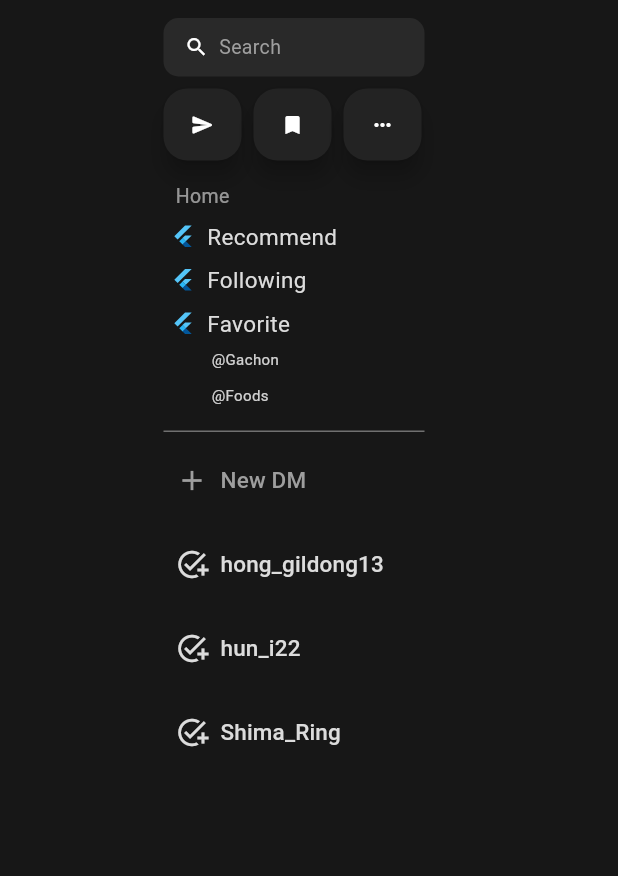
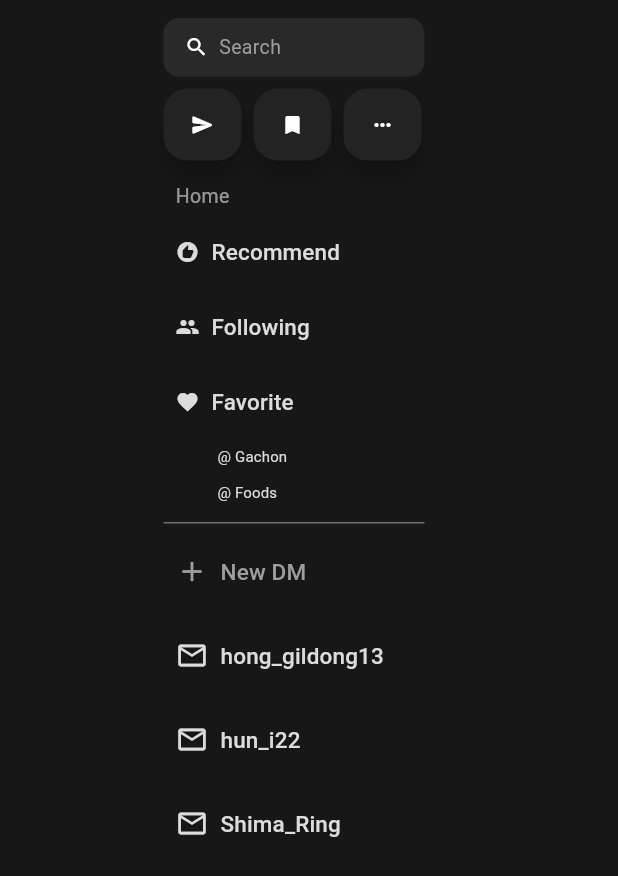
Before and after one commit to MrPiclu/DB-TermProject5, a Flutter app: the screen it shows after launch, on a phone screen of 412 x 824 dp. Shown: the top 876 px of the screen. Run offline on Flutter 3.47's test engine with Material 3 defaults, Android fonts, the light colour scheme and no system bars; Roboto replaces fonts that are missing (ABeeZee).

Commit message:
Remove build

```diff
--- a/lib/theme/size.dart
+++ b/lib/theme/size.dart
@@ -1,7 +1,9 @@
 import 'package:flutter/material.dart';
 
-const fontSize1 = 13.0;
-const fontSize2 = 15.0;
+const fontSize1 = 10.0;
+const fontSize2 = 13.0;
+const fontSize3 = 15.0;
 
 const iconSize1 = 12.0;
 const iconSize2 = 16.0;
+const iconSize3 = 22.0;
--- a/lib/widgets/custom_container.dart
+++ b/lib/widgets/custom_container.dart
@@ -44,13 +44,13 @@ class _CustomContainerState extends State<CustomContainer> {
           const SizedBox(height: 8),
           _buildSolidLine(1.0),
           const SizedBox(height: 8),
-          _buildTextButton(Icons.add,'New DM', textColor2),
+          _buildTextButton(Icons.add,'New DM', textColor2, iconSize3),
           const SizedBox(height: 8),
-          _buildTextButton(Icons.add_task_sharp, 'hong_gildong13', textColor1),
+          _buildTextButton(Icons.mail_outline, 'hong_gildong13', textColor1, iconSize3),
           const SizedBox(height: 8),
-          _buildTextButton(Icons.add_task_sharp, 'hun_i22', textColor1),
+          _buildTextButton(Icons.mail_outline, 'hun_i22', textColor1, iconSize3),
           const SizedBox(height: 8),
-          _buildTextButton(Icons.add_task_sharp, 'Shima_Ring', textColor1),
+          _buildTextButton(Icons.mail_outline, 'Shima_Ring', textColor1, iconSize3),
           _buildIconRowForDarkMode(),
         ],
       ),
@@ -58,7 +58,9 @@ class _CustomContainerState extends State<CustomContainer> {
   }
 
   Widget _buildSearchBar(BuildContext context) {
-    return Container(
+    return InkWell(
+      onTap: (){print('hello');},
+      child: Container(
         width: double.infinity,
         padding: const EdgeInsets.only(
           top: 10,
@@ -81,12 +83,13 @@ class _CustomContainerState extends State<CustomContainer> {
                 'Search',
                 style: TextStyle(
                   color: textColor2,
-                fontSize: fontSize1,
+                  fontSize: fontSize2,
                   fontFamily: 'ABeeZee',
                 ),
               ),
             ),
           ],
+        ),
       ),
     );
   }
@@ -111,6 +114,7 @@ class _CustomContainerState extends State<CustomContainer> {
         ]
     );
   }
+
   Widget _buildIconRowForDarkMode() {
     return Expanded(
       child: Row(
@@ -149,42 +153,17 @@ class _CustomContainerState extends State<CustomContainer> {
                 'Home',
                 style: TextStyle(
                   color: Colors.white.withOpacity(0.55),
-                  fontSize: fontSize1,
+                  fontSize: fontSize2,
                   fontFamily: 'ABeeZee',
                 ),
               ),
           ),
           const SizedBox(height: 2),
-          _buildListItem('Recommend'),
+          _buildTextButton(Icons.recommend,'Recommend', textColor1, iconSize2),
           const SizedBox(height: 2),
-          _buildListItem('Following'),
+          _buildTextButton(Icons.people,'Following', textColor1, iconSize2),
           const SizedBox(height: 2),
           _buildFavoriteSection(),
-        ],
-      ),
-    );
-  }
-
-  Widget _buildListItem(String text) {
-    return Container(
-      padding: const EdgeInsets.only(
-        top: 3,
-        left: 5,
-        right: 5,
-        bottom: 3,
-      ),
-      child: Row(
-        children: [
-          const FlutterLogo(size: iconSize2),
-          const SizedBox(width: 8),
-          Text(
-            text,
-            style: TextStyle(
-              color: textColor1,
-              fontSize: fontSize2,
-              fontFamily: 'ABeeZee',
-            ),
-          ),
         ],
       ),
     );
@@ -193,38 +172,25 @@ class _CustomContainerState extends State<CustomContainer> {
   Widget _buildFavoriteSection() {
     return Column(
       children: [
-        _buildListItem('Favorite'),
-        const SizedBox(height: 2),
-        _buildSubListItem('@Gachon'),
-        _buildSubListItem('@Foods'),
+        _buildTextButton(Icons.favorite,'Favorite', textColor1, iconSize2),
+        _buildSubListItem('Gachon'),
+        _buildSubListItem('Foods'),
       ],
     );
   }
 
   Widget _buildSubListItem(String text) {
     return Container(
-      width: 174,
+      width: double.infinity,
       height: 24,
-      padding: const EdgeInsets.only(top: 8, left: 32, right: 8, bottom: 8),
+      padding: const EdgeInsets.only(top: 0, left: 28, right: 8, bottom: 0),
       child: Row(
         mainAxisSize: MainAxisSize.min,
         mainAxisAlignment: MainAxisAlignment.start,
         crossAxisAlignment: CrossAxisAlignment.center,
         children: [
           Expanded(
-            child: SizedBox(
-              height: 20,
-              child: Text(
-                text,
-                style: TextStyle(
-                  color: Colors.white.withOpacity(0.8),
-                  fontSize: 10,
-                  fontFamily: 'ABeeZee',
-                  fontWeight: FontWeight.w400,
-                  height: 0.20,
-                ),
-              ),
-            ),
+            child: _buildSideTextButton(Icons.favorite, text, textColor1, iconSize1),
           ),
         ],
       ),
@@ -233,24 +199,24 @@ class _CustomContainerState extends State<CustomContainer> {
 
   Widget _buildSolidLine(double radius){
     return Container(
-      width: 174,
+      width: double.infinity,
       height: radius,
       color: Colors.white38,
     );
   }
 
-  Widget _buildTextButton(IconData icon,String text, Color colorVal){
+  Widget _buildTextButton(IconData icon,String text, Color colorVal, double iconSize){
     return Container(
         width: double.infinity,
         child: TextButton.icon(
           onPressed: () {
             // 버튼 동작
           },
-        icon: Icon(icon, size: 22, color: colorVal), // "+" 버튼
+          icon: Icon(icon, size: iconSize, color: colorVal), // "+" 버튼
           label: Text(
             text,
             style: TextStyle(
-            fontSize: 15,
+              fontSize: fontSize3,
               color: colorVal,
             ),
           ),
@@ -261,4 +227,33 @@ class _CustomContainerState extends State<CustomContainer> {
         )
     );
   }
+
+  Widget _buildSideTextButton(IconData icon,String text, Color colorVal, double iconSize){
+    return Container(
+        width: double.infinity,
+        child: Row(
+          children: [
+            TextButton.icon(
+              onPressed: () {
+                // 버튼 동작
+              },
+              label: Text(
+                '@ ' + text,
+                style: TextStyle(
+                  fontSize: fontSize1,
+                  color: colorVal,
+                  fontFamily: 'ABeeZee',
+                  fontWeight: FontWeight.w400,
+                ),
+              ),
+              style: TextButton.styleFrom(
+                alignment: Alignment.centerLeft, // 텍스트를 왼쪽 정렬
+                padding: const EdgeInsets.symmetric(horizontal: 8), // 패딩 조절
+              ),
+            ),
+          ],
+        )
+    );
   }
+
+}
```
Also changed, not shown: 11 other files. Lines whose indentation alone changed are shown as unchanged.
